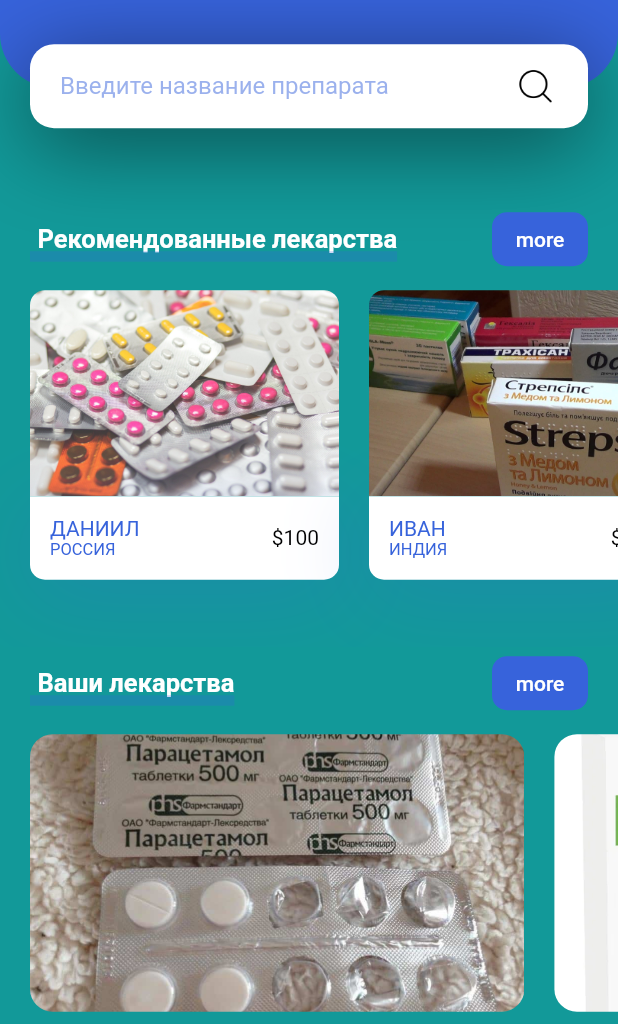
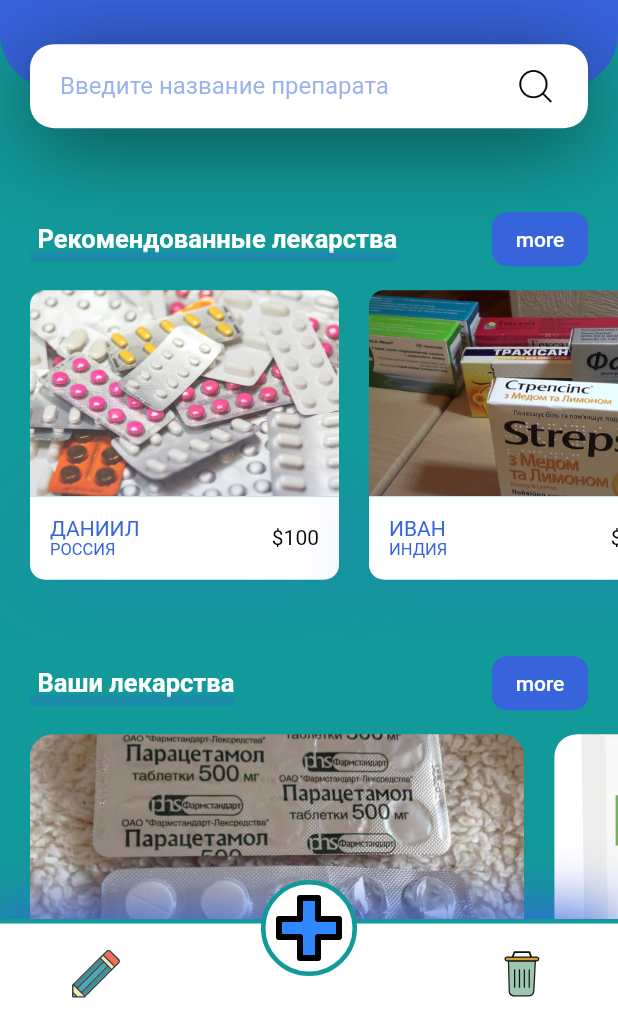
Before and after one commit to dev-Macintosh/Pocket_apteka, a Flutter app: the screen it shows after launch, on a phone screen of 412 x 824 dp, the part 212-1236 px from its top. Run offline on Flutter 3.47's test engine with Material 2 defaults, Android fonts, the phone set to English and light mode, and no system bars; our stand-ins replace flutter_svg.

Commit message:
own bottom app bar create (not fully)

```diff
--- /dev/null
+++ b/lib/components/own_bottom_app_bar.dart
@@ -0,0 +1,60 @@
+import 'package:flutter/material.dart';
+import 'package:flutter_svg/flutter_svg.dart';
+import 'package:pocket_apteka/constants.dart';
+
+class OwnBottomAppBar extends StatelessWidget {
+  const OwnBottomAppBar({
+    super.key,
+  });
+
+  @override
+  Widget build(BuildContext context) {
+    return Container(
+      padding:
+          EdgeInsets.only(left: kPaddingOffset * 2, right: kPaddingOffset * 2),
+      height: 70,
+      decoration: BoxDecoration(
+          color: Colors.white,
+          boxShadow: [
+            BoxShadow(
+              offset: Offset(0, -5),
+              blurRadius: 35,
+              color: kPrimaryColor,
+            ),
+          ],
+          border: Border(top: BorderSide(color: kBackgroundColor, width: 3.0))),
+      child: Stack(
+        clipBehavior: Clip.none,
+        alignment: Alignment.center,
+        children: [
+          Row(
+            mainAxisAlignment: MainAxisAlignment.spaceBetween,
+            children: [
+              IconButton(
+                  onPressed: () {},
+                  icon: SvgPicture.asset("assets/icons/pencil.svg")),
+              IconButton(
+                  onPressed: () {},
+                  icon: SvgPicture.asset("assets/icons/delete.svg"))
+            ],
+          ),
+          Positioned(
+              top: -55,
+              left: 0,
+              right: 0,
+              child: IconButton(
+                  iconSize: 100,
+                  onPressed: () {},
+                  icon: Container(
+                      padding: EdgeInsets.all(kPaddingOffset / 4),
+                      decoration: BoxDecoration(
+                          border:
+                              Border.all(color: kBackgroundColor, width: 3.0),
+                          shape: BoxShape.circle,
+                          color: Colors.white),
+                      child: SvgPicture.asset("assets/icons/plus.svg")))),
+        ],
+      ),
+    );
+  }
+}
--- a/lib/screens/home/components/body.dart
+++ b/lib/screens/home/components/body.dart
@@ -25,7 +25,8 @@
           title: "Ваши лекарства",
           press: () {},
         ),
-        OwnMedicaments()
+        OwnMedicaments(),
+        SizedBox(height: kPaddingOffset,)
       ]),
     );
   }
--- a/lib/screens/home/home_screen.dart
+++ b/lib/screens/home/home_screen.dart
@@ -1,5 +1,8 @@
 import 'package:flutter/material.dart';
+import 'package:pocket_apteka/components/own_bottom_app_bar.dart';
+import 'package:pocket_apteka/constants.dart';
 import 'components/body.dart';
+import 'package:flutter_svg/flutter_svg.dart';
 
 class HomeScreen extends StatelessWidget {
   const HomeScreen({super.key});
@@ -9,6 +12,7 @@
     return Scaffold(
       appBar: buildAppBar(),
       body: Body(),
+      bottomNavigationBar: OwnBottomAppBar(),
     );
   }
 
@@ -16,7 +20,10 @@
     return AppBar(
       toolbarHeight: 62,
       elevation: 0,
-      leading: IconButton(icon: Image.asset("assets/images/menu.png"),onPressed: ()=>{},),
+      leading: IconButton(
+        icon: Image.asset("assets/images/menu.png"),
+        onPressed: () => {},
+      ),
     );
   }
 }
```
Also changed, not shown: assets/icons/delete.svg (added), assets/icons/pencil.svg (added), assets/icons/plus.svg (added).
